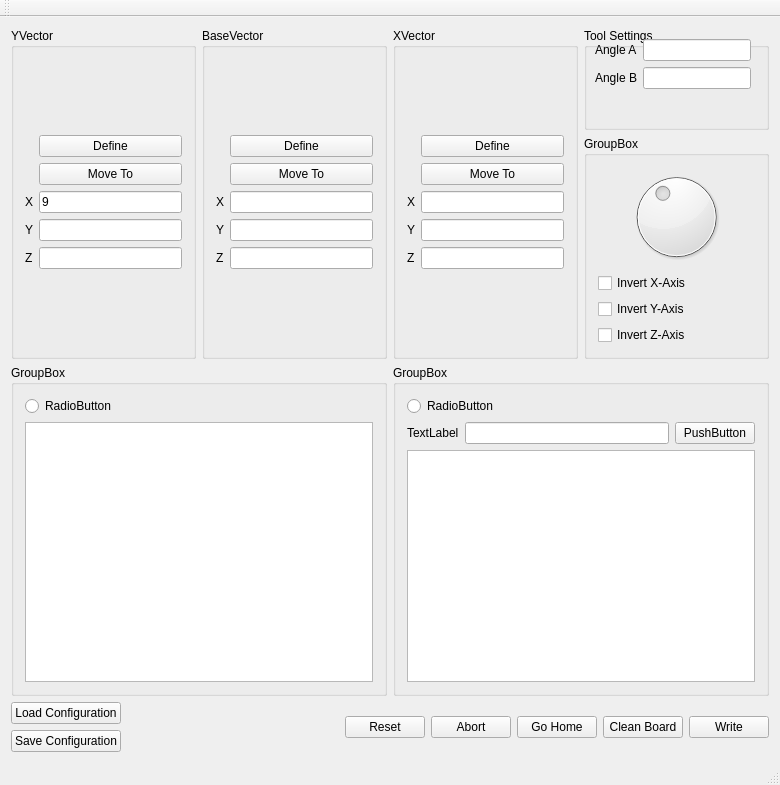
Above: src/DrawTextToPlaneGUI/maingui.ui from yoshi5534/schorsch-the-robot before the change. Below: the same form after it.
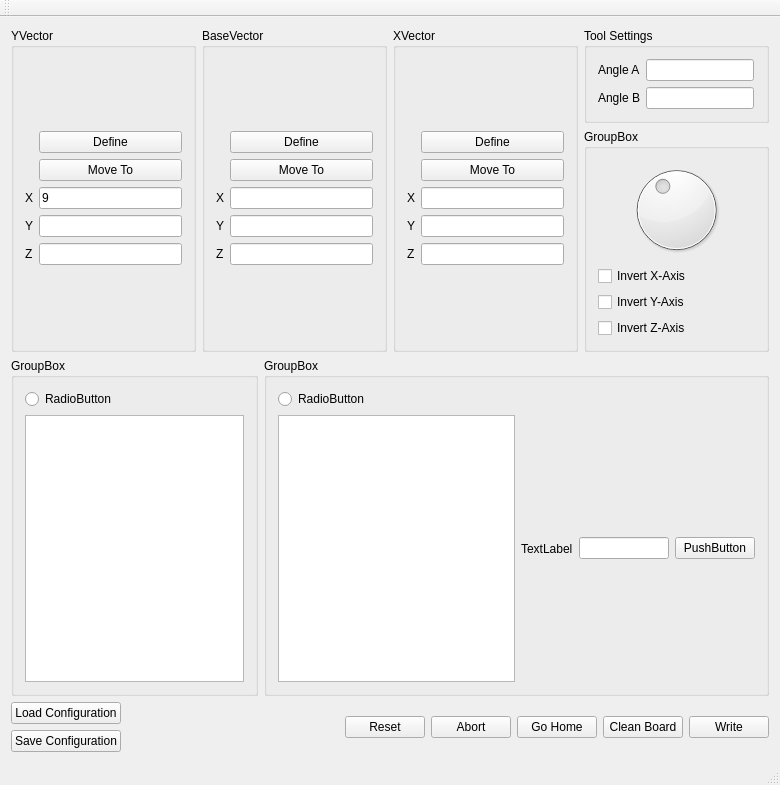
That is the form after the change.

What changed in the file:
```diff
--- a/src/DrawTextToPlaneGUI/maingui.ui
+++ b/src/DrawTextToPlaneGUI/maingui.ui
@@ -199,16 +199,14 @@
        <layout class="QVBoxLayout" name="verticalLayout_2">
         <item>
          <widget class="QGroupBox" name="groupBox">
-          <property name="sizePolicy">
-           <sizepolicy hsizetype="Expanding" vsizetype="MinimumExpanding">
-            <horstretch>0</horstretch>
-            <verstretch>0</verstretch>
-           </sizepolicy>
-          </property>
           <property name="title">
            <string>Tool Settings</string>
           </property>
-          <widget class="QWidget" name="">
+          <layout class="QFormLayout" name="formLayout_2">
+           <property name="fieldGrowthPolicy">
+            <enum>QFormLayout::ExpandingFieldsGrow</enum>
+           </property>
+           <item row="0" column="0">
            <layout class="QFormLayout" name="formLayout">
             <item row="0" column="0">
              <widget class="QLabel" name="angleALabel">
@@ -231,9 +229,8 @@
              <widget class="QLineEdit" name="leAngleB"/>
             </item>
            </layout>
-          </widget>
-          <zorder>groupBox_2</zorder>
-          <zorder>groupBox_2</zorder>
+           </item>
+          </layout>
           <zorder>dial</zorder>
          </widget>
         </item>
@@ -317,6 +314,9 @@
          </item>
          <item>
           <layout class="QHBoxLayout" name="horizontalLayout_3">
+           <item>
+            <widget class="QListView" name="listView"/>
+           </item>
            <item>
             <widget class="QLabel" name="label">
              <property name="text">
@@ -336,9 +336,6 @@
            </item>
           </layout>
          </item>
-         <item>
-          <widget class="QListView" name="listView"/>
-         </item>
         </layout>
        </widget>
       </item>
```
Lines whose indentation alone changed are shown as unchanged.
